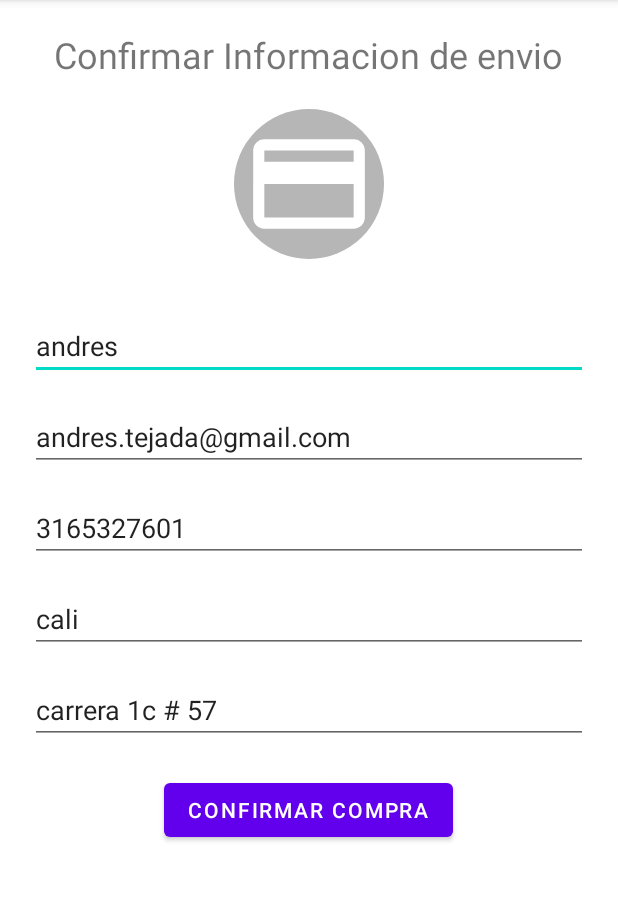
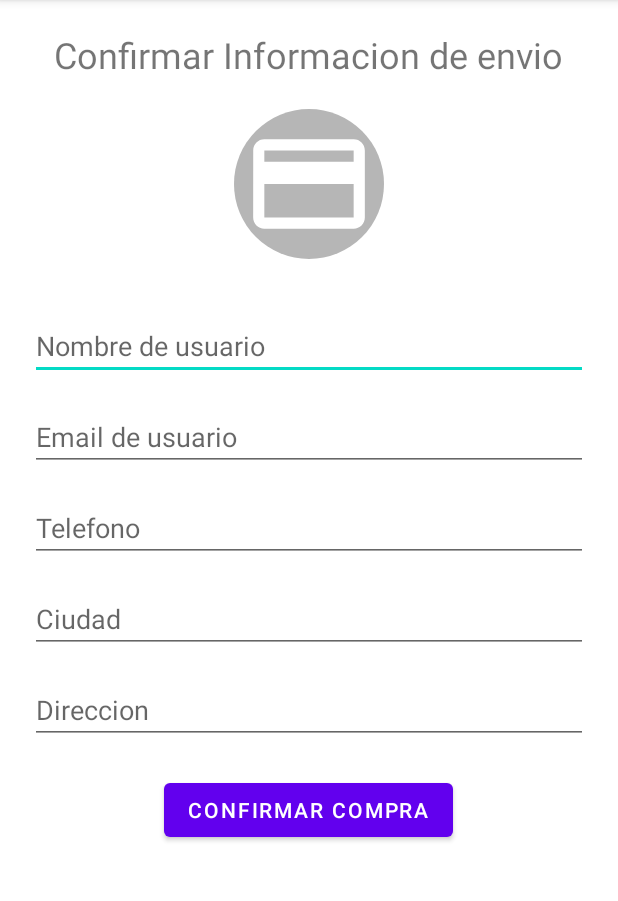
Before and after one commit to andrestejada/tiendaVirtualUcompensar, an Android app: the ConfirmUserInfoActivity screen opened directly, with no data from a screen before it, on a phone screen of 412 x 824 dp, the part 84-985 px from its top. Run offline under Robolectric (Android 15) with nearby library versions, the phone set to English and light mode, and no system bars; our stand-ins replace Firebase (no records; nobody signed in at launch, a user with empty details on screens opened directly); 1 statement that could not run was skipped.

```diff
--- a/app/src/main/java/com/example/tiendavirtualandroid/Producto.kt
+++ b/app/src/main/java/com/example/tiendavirtualandroid/Producto.kt
@@ -1,4 +1,6 @@
 package com.example.tiendavirtualandroid
+
+import java.io.Serializable
 
 data class Producto(
     var id: String? = null,
@@ -8,4 +10,4 @@ data class Producto(
     val marca: String? = null,
     val imagenUrl: String?= null,
     val unidades: Int? = null
-)
+): Serializable
--- a/app/src/main/java/com/example/tiendavirtualandroid/ShoppingCartActivity.kt
+++ b/app/src/main/java/com/example/tiendavirtualandroid/ShoppingCartActivity.kt
@@ -39,6 +39,7 @@ class ShoppingCartActivity : AppCompatActivity() {
         btnConfirmPayment.setOnClickListener {
 
             val intent = Intent(this, ConfirmUserInfoActivity::class.java)
+            intent.putExtra("productArrayList", productArrayList)
             startActivity(intent)
             finish()
         }
@@ -76,9 +77,11 @@ class ShoppingCartActivity : AppCompatActivity() {
                     if (productArrayList.isEmpty()) {
                         emptyCartMessage.visibility = View.VISIBLE
                         recicyleView.visibility = View.GONE
+                        btnConfirmPayment.visibility = View.GONE
                     } else {
                         emptyCartMessage.visibility = View.GONE
                         recicyleView.visibility = View.VISIBLE
+                        btnConfirmPayment.visibility = View.VISIBLE
                     }
                 }
 
--- a/app/src/main/res/layout/activity_confirm_user_info.xml
+++ b/app/src/main/res/layout/activity_confirm_user_info.xml
@@ -29,7 +29,6 @@
         android:hint="Nombre de usuario"
         android:layout_marginTop="15dp"
         android:inputType="text"
-        android:text="andres"
         android:maxLines="1" />
 
     <EditText
@@ -39,7 +38,6 @@
         android:hint="Email de usuario"
         android:layout_marginTop="15dp"
         android:inputType="textEmailAddress"
-        android:text="andres.tejada@gmail.com"
         android:maxLines="1" />
 
     <EditText
@@ -48,7 +46,6 @@
         android:layout_height="wrap_content"
         android:layout_marginTop="15dp"
         android:hint="Telefono"
-        android:text="3165327601"
         android:inputType="phone"
         android:maxLines="1" />
 
@@ -59,7 +56,6 @@
         android:layout_marginTop="15dp"
         android:hint="Ciudad"
         android:inputType="text"
-        android:text="cali"
         android:maxLines="1" />
 
     <EditText
@@ -69,7 +65,6 @@
         android:layout_marginTop="15dp"
         android:hint="Direccion"
         android:inputType="text"
-        android:text="carrera 1c # 57"
         android:maxLines="1" />
 
     <Button
--- a/app/src/main/res/layout/activity_login.xml
+++ b/app/src/main/res/layout/activity_login.xml
@@ -28,7 +28,6 @@
         android:layout_height="wrap_content"
         android:hint="Email de usuario"
         android:inputType="textEmailAddress"
-        android:text="aetejada@ucompensar.edu.co"
         android:maxLines="1" />
 
     <EditText
@@ -37,7 +36,6 @@
         android:layout_height="wrap_content"
         android:layout_marginTop="10dp"
         android:hint="Contraseña"
-        android:text="andres123"
         android:inputType="textPassword"
         android:maxLines="1" />
 
```
Also changed, not shown: app/src/main/java/com/example/tiendavirtualandroid/ConfirmUserInfoActivity.kt (+17 -2 lines).
